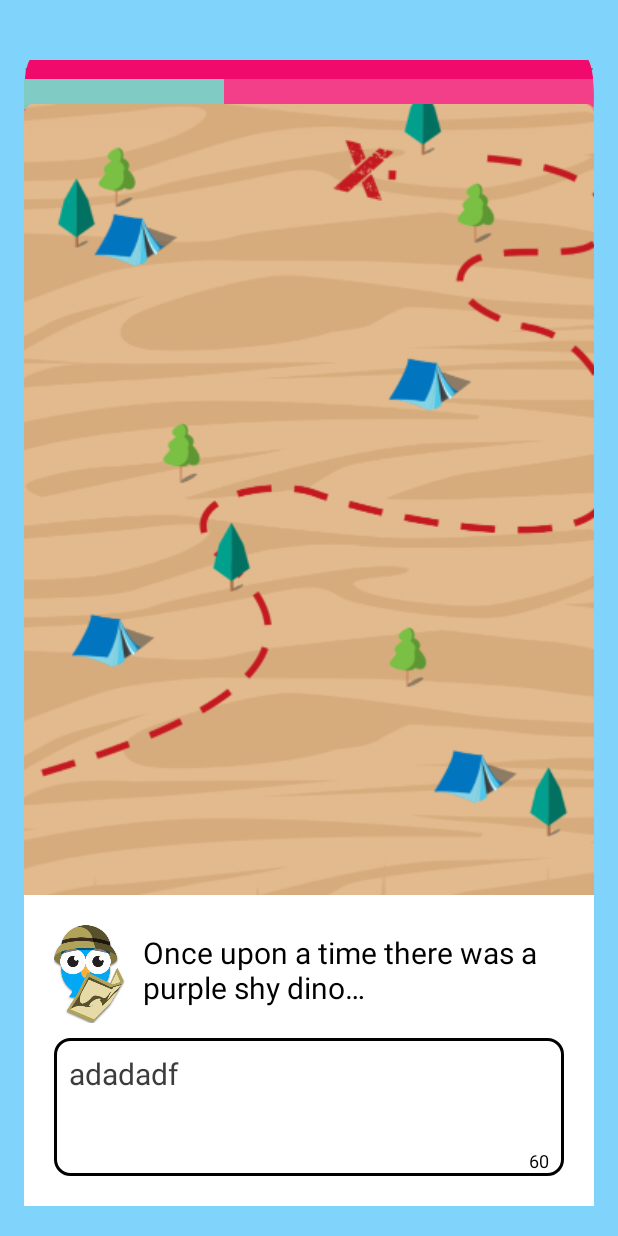
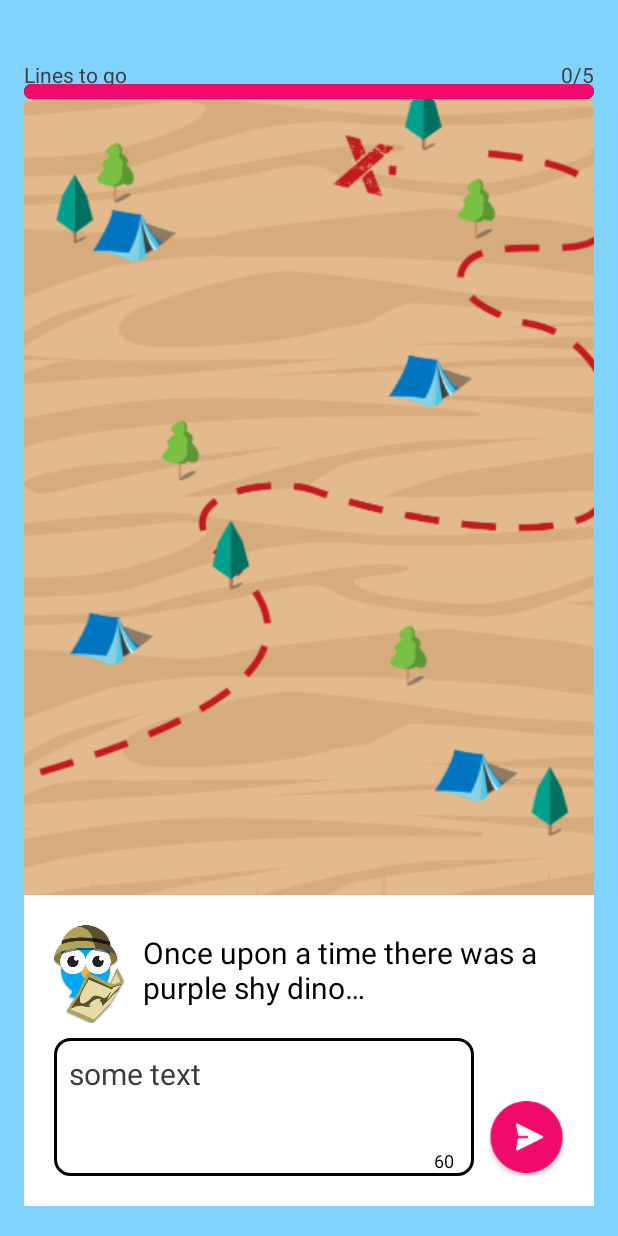
Before and after one commit to liranahum126/StoryLine, an Android app: the layout fragment_chat.xml on its own in the app's theme, with its tools: preview values and no code run, on a phone screen of 412 x 824 dp. Run offline under Robolectric (Android 15) with nearby library versions, the phone set to English and light mode, and no system bars.

Commit message:
Add send button to chat screen

```diff
--- a/app/src/main/res/drawable/progress_bar_background.xml
+++ b/app/src/main/res/drawable/progress_bar_background.xml
@@ -4,24 +4,16 @@
     <item android:id="@android:id/background">
         <shape>
             <corners android:radius="5dp" />
-            <solid android:color="@color/white_with_opacity" />
+            <size android:height="10dp" />
+            <solid android:color="@color/black" />
         </shape>
     </item>
-
-    <!--<item android:id="@android:id/secondaryProgress">-->
-        <!--<clip>-->
-            <!--<shape>-->
-                <!--<size android:height="20dp"/>-->
-                <!--<corners android:radius="5dp" />-->
-                <!--<solid android:color="@color/black" />-->
-            <!--</shape>-->
-        <!--</clip>-->
-    <!--</item>-->
 
     <item android:id="@android:id/progress">
         <shape>
             <corners android:radius="5dp" />
             <solid android:color="@color/pink" />
+            <size android:height="10dp" />
         </shape>
     </item>
 
--- a/app/src/main/res/layout/fragment_chat.xml
+++ b/app/src/main/res/layout/fragment_chat.xml
@@ -2,6 +2,7 @@
 <android.support.constraint.ConstraintLayout xmlns:android="http://schemas.android.com/apk/res/android"
     xmlns:app="http://schemas.android.com/apk/res-auto"
     xmlns:tools="http://schemas.android.com/tools"
+    android:id="@+id/constraintLayout"
     android:layout_width="match_parent"
     android:layout_height="match_parent"
     android:background="@color/bright_blue"
@@ -31,21 +32,17 @@
 
     <ProgressBar
         android:id="@+id/progress_bar"
-        style="@style/Widget.AppCompat.ProgressBar.Horizontal"
-        android:background="@drawable/progress_bar_background"
+        style="@style/ProgressBarCustom"
         android:layout_width="0dp"
         android:layout_height="10dp"
-        android:scaleY="5"
-        android:layout_centerHorizontal="true"
-        android:layout_centerVertical="true"
+        android:layout_marginTop="16dp"
         android:max="100"
-        android:indeterminateOnly="false"
-        android:maxHeight="20dp"
-        android:minHeight="20dp"
-        android:progress="35"
+        android:progress="50"
+        android:progressDrawable="@drawable/progress_bar_background"
+        android:scaleY="1"
         app:layout_constraintEnd_toEndOf="parent"
         app:layout_constraintStart_toStartOf="parent"
-        app:layout_constraintTop_toBottomOf="@+id/lines_to_go_text_view" />
+        app:layout_constraintTop_toTopOf="parent" />
 
     <ImageView
         android:id="@+id/story_background_image_view"
@@ -92,32 +89,42 @@
             app:layout_constraintStart_toEndOf="@+id/imageView2"
             tools:text="Once upon a time there was a purple shy dino…   " />
 
+        <ImageButton
+            android:id="@+id/send_image_button"
+            android:layout_width="50dp"
+            android:layout_height="50dp"
+            android:background="@drawable/storyline_btn_send"
+            android:src="@null"
+            app:layout_constraintBottom_toBottomOf="@+id/chat_edit_text"
+            app:layout_constraintEnd_toEndOf="parent" />
+
         <EditText
             android:id="@+id/chat_edit_text"
             android:layout_width="0dp"
             android:layout_height="92dp"
+            android:background="@drawable/chat_round_corners_stroke_background"
+            android:gravity="start|top"
+            android:padding="10dp"
+            tools:text="some text"
+            android:layout_marginEnd="10dp"
+            android:textColor="@color/bright_black"
+            android:textColorHint="@color/bright_grey"
             android:textSize="20sp"
-            android:padding="10dp"
-            android:textColorHint="@color/bright_grey"
-            android:background="@drawable/chat_round_corners_stroke_background"
             app:layout_constraintBottom_toBottomOf="parent"
-            app:layout_constraintEnd_toEndOf="parent"
-            app:layout_constraintStart_toStartOf="parent"
-            android:text="adadadf"
-            android:gravity="start|top"
-            android:textColor="@color/bright_black"/>
+            app:layout_constraintEnd_toStartOf="@+id/send_image_button"
+            app:layout_constraintStart_toStartOf="parent" />
 
         <TextView
             android:id="@+id/chars_limit_text_view"
             android:layout_width="wrap_content"
             android:layout_height="wrap_content"
+            android:layout_marginBottom="2dp"
             android:text="60"
-            android:layout_marginEnd="10dp"
-            android:layout_marginBottom="2dp"
+            android:layout_marginEnd="13dp"
             android:textColor="@color/black"
             android:textSize="12sp"
             app:layout_constraintBottom_toBottomOf="parent"
-            app:layout_constraintEnd_toEndOf="parent" />
+            app:layout_constraintEnd_toEndOf="@+id/chat_edit_text" />
 
     </android.support.constraint.ConstraintLayout>
 
--- a/app/src/main/res/values/styles.xml
+++ b/app/src/main/res/values/styles.xml
@@ -25,4 +25,12 @@
         <item name="colorControlNormal">@color/black</item>
         <item name="colorControlActivated">@color/black</item>
     </style>
+
+    <style name="ProgressBarCustom" parent="Widget.AppCompat.ProgressBar.Horizontal">
+
+        <!--<item name="android:background">@null</item>-->
+        <!--<item name="android:progress">@color/black</item>-->
+        <!--<item name="android:progressBackgroundTint">@color/black </item>-->
+
+    </style>
 </resources>
```
Also changed, not shown: app/src/main/res/drawable-hdpi/storyline_btn_send.png (added), app/src/main/res/drawable-mdpi/storyline_btn_send.png (added), app/src/main/res/drawable-xhdpi/storyline_btn_send.png (added), app/src/main/res/drawable-xxhdpi/storyline_btn_send.png (added), app/src/main/res/drawable-xxxhdpi/storyline_btn_send.png (added).
